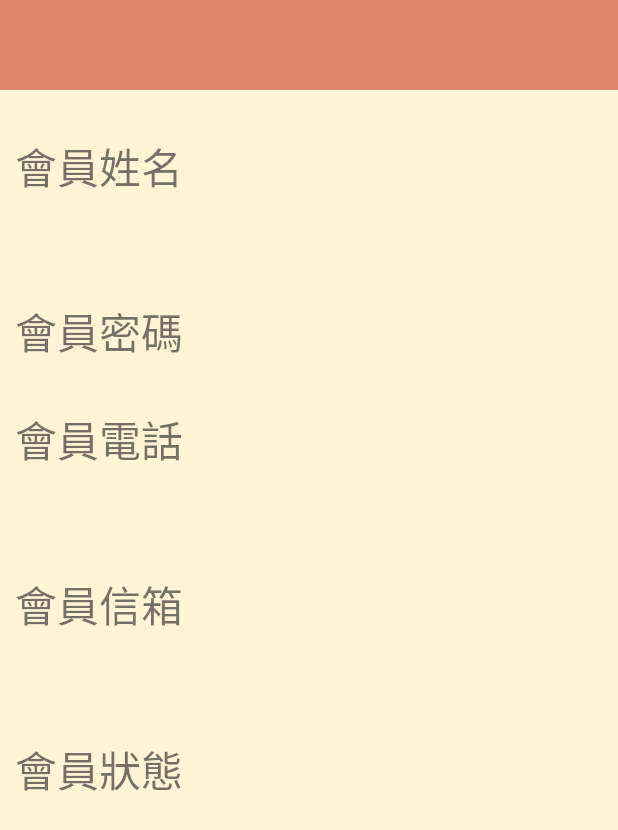
After one commit to Gjchiu/EatMe, an Android app: the layout activity_member.xml on its own in the app's theme, with its tools: preview values and no code run, on a phone screen of 412 x 824 dp. The commit adds this screen. Shown: the top 830 px of the screen. Run offline under Robolectric (Android 15) with nearby library versions, the phone set to English and light mode, and no system bars; network calls fail.

Commit message:
改個首頁

```diff
--- a/app/src/main/java/com/example/george/eatme/LoginActivty.java
+++ b/app/src/main/java/com/example/george/eatme/LoginActivty.java
@@ -26,10 +26,13 @@ public class LoginActivty extends AppCompatActivity{
     public void findView(){
         edaccount = (EditText) findViewById(R.id.account);
         edpassword = (EditText) findViewById(R.id.password);
+        edaccount.setText("wang@abc.com");
+        edpassword.setText("group1");
     }
 
 
     public void checkmember(View view) {
+
         String account = edaccount.getText().toString();
         String password = edpassword.getText().toString();
 
--- /dev/null
+++ b/app/src/main/java/com/example/george/eatme/MemberActiviy.java
@@ -0,0 +1,22 @@
+package com.example.george.eatme;
+
+import android.os.Bundle;
+import android.support.annotation.Nullable;
+import android.support.v7.app.AppCompatActivity;
+import android.view.View;
+
+/**
+ * Created by Java on 2017/6/30.
+ */
+
+public class MemberActiviy extends AppCompatActivity{
+
+    @Override
+    protected void onCreate(@Nullable Bundle savedInstanceState) {
+        super.onCreate(savedInstanceState);
+        setContentView(R.layout.activity_member);
+    }
+
+    public void updatepass(View view) {
+    }
+}
--- a/app/src/main/java/com/example/george/eatme/Order/OrderFragment.java
+++ b/app/src/main/java/com/example/george/eatme/Order/OrderFragment.java
@@ -1,7 +1,6 @@
 package com.example.george.eatme.Order;
 
 import android.app.ProgressDialog;
-import android.content.Context;
 import android.os.Bundle;
 import android.support.annotation.Nullable;
 import android.support.v7.widget.LinearLayoutManager;
@@ -10,16 +9,11 @@ import android.util.Log;
 import android.view.LayoutInflater;
 import android.view.View;
 import android.view.ViewGroup;
-import android.widget.AdapterView;
-import android.widget.Toast;
 
 import com.example.george.eatme.Common;
-import com.example.george.eatme.OrderActivity;
 import com.example.george.eatme.R;
 
 import java.util.List;
-
-import static android.R.attr.data;
 
 
 /**
@@ -33,7 +27,7 @@ public class OrderFragment extends android.support.v4.app.Fragment{
     @Nullable
     @Override
     public View onCreateView(LayoutInflater inflater, @Nullable ViewGroup container, @Nullable Bundle savedInstanceState) {
-        View view = inflater.inflate(R.layout.order_fragment, container, false);
+        View view = inflater.inflate(R.layout.fragment_order, container, false);
         rvOrder = (RecyclerView) view.findViewById(R.id.rvOrders);
         rvOrder.setLayoutManager(new LinearLayoutManager(getActivity()));
         bundle =  getArguments();
--- a/app/src/main/java/com/example/george/eatme/ViewPagerAdapter.java
+++ b/app/src/main/java/com/example/george/eatme/ViewPagerAdapter.java
@@ -37,7 +37,7 @@ public class ViewPagerAdapter extends PagerAdapter{
     @Override
     public Object instantiateItem(ViewGroup container, int position) {
         layoutInflater = (LayoutInflater)context.getSystemService(context.LAYOUT_INFLATER_SERVICE);
-        View view = layoutInflater.inflate(R.layout.pager_layout,null);
+        View view = layoutInflater.inflate(R.layout.viewpager_item,null);
         ImageView imageview = (ImageView)view.findViewById(R.id.imageView);
         imageview.setScaleType(ImageView.ScaleType.CENTER_INSIDE);
         imageview.setImageResource(list.get(position));
--- a/app/src/main/java/com/example/george/eatme/WelcomeActivity.java
+++ b/app/src/main/java/com/example/george/eatme/WelcomeActivity.java
@@ -24,7 +24,7 @@ public class WelcomeActivity extends Activity{
     @Override
     public void onCreate(Bundle savedInstanceState) {
         super.onCreate(savedInstanceState);
-        setContentView(R.layout.welcome_layout);
+        setContentView(R.layout.activity_welcome);
         askPermissions();
         myHandler.sendEmptyMessageDelayed(GOTO_MAIN_ACTIVITY, 3000); //3秒跳轉
     }
--- /dev/null
+++ b/app/src/main/res/layout/activity_member.xml
@@ -0,0 +1,76 @@
+<?xml version="1.0" encoding="utf-8"?>
+<LinearLayout xmlns:android="http://schemas.android.com/apk/res/android"
+    xmlns:app="http://schemas.android.com/apk/res-auto"
+    android:orientation="vertical"
+    android:background="@color/body_color"
+    android:layout_width="match_parent"
+    android:layout_height="match_parent">
+    <android.support.v7.widget.Toolbar
+        android:id="@+id/order_toolbar"
+        android:layout_width="match_parent"
+        android:layout_height="60dp"
+        android:background="#E18769"
+        app:titleTextAppearance="@style/toolbar_style">
+        <TextView
+            android:layout_width="272dp"
+            android:layout_height="match_parent"
+            android:gravity="center"
+            android:textSize="24sp" />
+    </android.support.v7.widget.Toolbar>
+    <LinearLayout
+        android:layout_width="match_parent"
+        android:layout_height="match_parent"
+        android:orientation="vertical"
+        android:padding="10dp"
+        android:layout_marginTop="20dp"
+        android:weightSum="1">
+        <TextView
+            android:layout_width="match_parent"
+            android:layout_height="wrap_content"
+            android:text="會員姓名"
+            android:textSize="28sp"/>
+        <TextView
+            android:id="@+id/tvmemname"
+            android:layout_width="match_parent"
+            android:layout_height="wrap_content"
+            android:layout_weight="0.06" />
+        <TextView
+            android:layout_width="match_parent"
+            android:layout_height="wrap_content"
+            android:text="會員密碼"
+            android:textSize="28sp"
+            android:layout_marginTop="30dp"
+            android:onClick="updatepass"
+            />
+        <TextView
+            android:layout_width="match_parent"
+            android:layout_height="wrap_content"
+            android:text="會員電話"
+            android:layout_marginTop="30dp"
+            android:textSize="28sp"/>
+        <TextView
+            android:layout_width="match_parent"
+            android:layout_height="wrap_content"
+            android:layout_weight="0.06" />
+        <TextView
+            android:layout_width="match_parent"
+            android:layout_height="wrap_content"
+            android:text="會員信箱"
+            android:layout_marginTop="30dp"
+            android:textSize="28sp"/>
+        <TextView
+            android:layout_width="match_parent"
+            android:layout_height="wrap_content"
+            android:layout_weight="0.06" />
+        <TextView
+            android:layout_width="match_parent"
+            android:layout_height="wrap_content"
+            android:text="會員狀態"
+            android:layout_marginTop="30dp"
+            android:textSize="28sp"/>
+        <TextView
+            android:layout_width="match_parent"
+            android:layout_height="wrap_content"
+            android:layout_weight="0.06" />
+    </LinearLayout>
+</LinearLayout>
--- a/app/src/main/res/values/colors.xml
+++ b/app/src/main/res/values/colors.xml
@@ -18,4 +18,6 @@
     <color name="lbl_name">#333333</color>
     <color name="btn_logut_bg">#ff6861</color>
 
+    <color name="body_color">#FFF4D7</color>
+    <color name="toolbar_color">#AF2323</color>
 </resources>
--- a/app/src/main/res/values/styles.xml
+++ b/app/src/main/res/values/styles.xml
@@ -4,7 +4,7 @@
     <style name="AppTheme" parent="Theme.AppCompat.Light.NoActionBar">
         <!-- Customize your theme here. -->
         <item name="colorPrimary">@color/colorPrimary</item>
-        <item name="colorPrimaryDark">@color/colorPrimaryDark</item>
+        <item name="colorPrimaryDark">@color/toolbar_color</item>
         <item name="colorAccent">@color/colorAccent</item>
     </style>
     <style name="toolbar_style" >
```
Also changed, not shown: app/src/main/res/layout/activity_welcome.xml (renamed from app/src/main/res/layout/welcome_layout.xml), app/src/main/res/layout/fragment_area.xml (renamed from app/src/main/res/layout/area_fragment.xml), app/src/main/res/layout/fragment_order.xml (renamed from app/src/main/res/layout/order_fragment.xml), app/src/main/res/layout/viewpager_item.xml (renamed from app/src/main/res/layout/pager_layout.xml).
